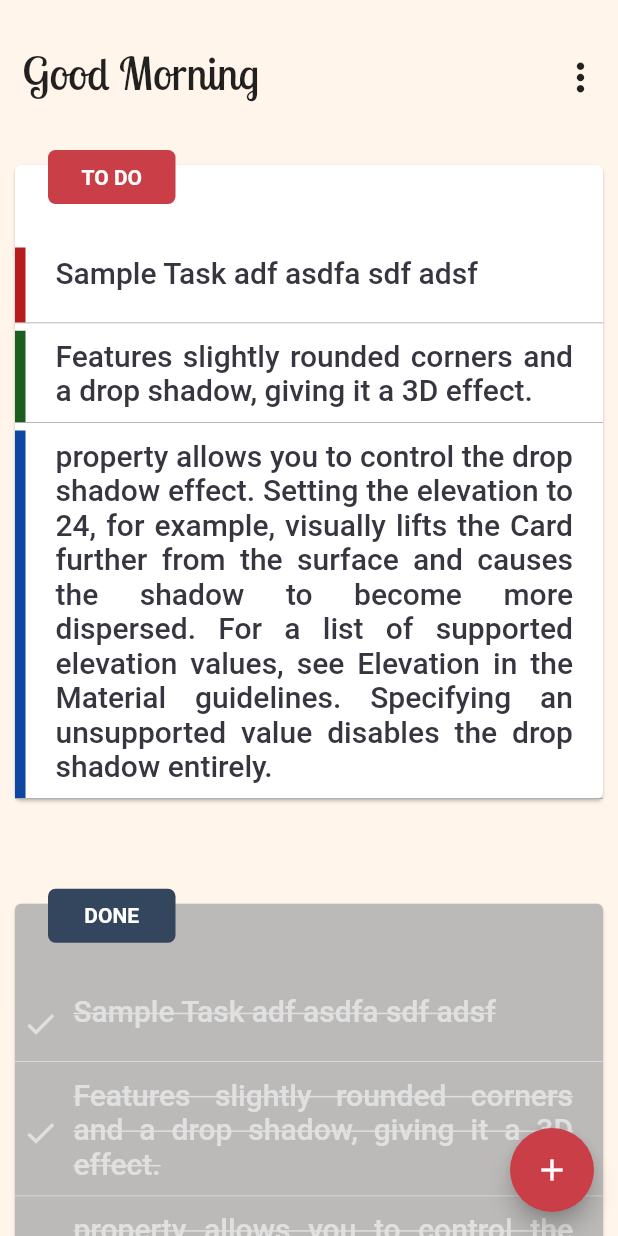
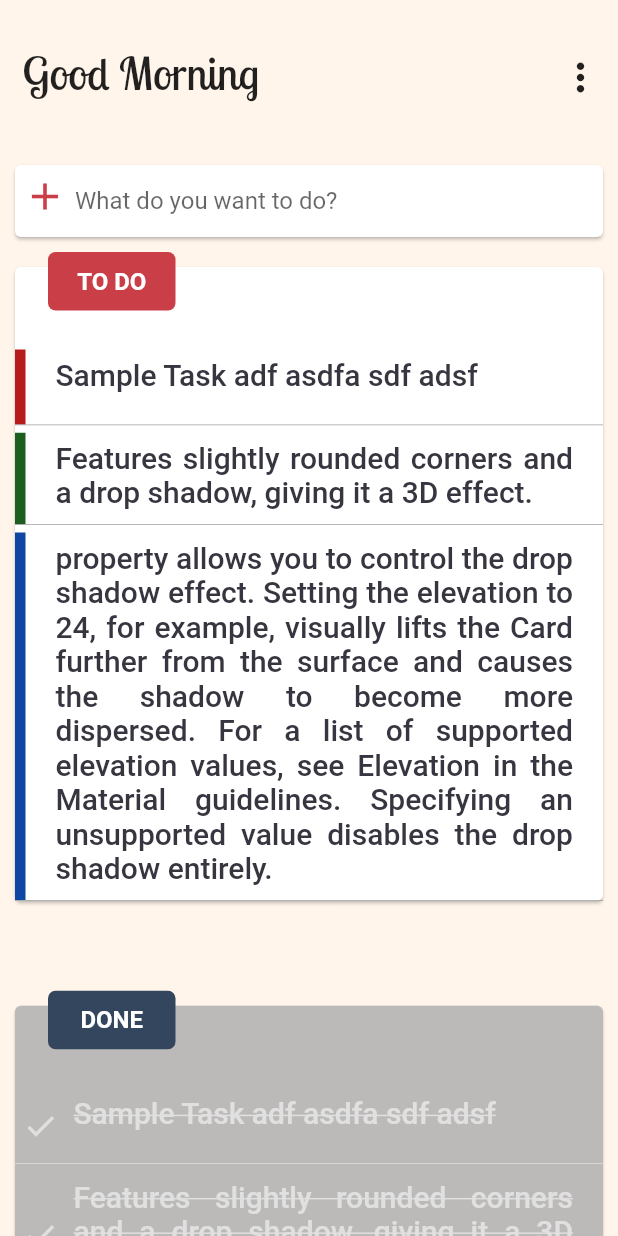
Before and after one commit to mahmudahsan/flutter_todos, a Flutter app: the screen it shows after launch, on a phone screen of 412 x 824 dp. Run offline on Flutter 3.47's test engine with Material 2 defaults, Android fonts, the phone set to English and light mode, and no system bars.

Commit message:
task input layout created and other widgets ui optimized

```diff
--- a/lib/main.dart
+++ b/lib/main.dart
@@ -6,6 +6,7 @@
 import 'package:flutter/material.dart';
 import 'package:flutter_todos/constants.dart';
 import 'package:flutter_todos/widgets/header.dart';
+import 'package:flutter_todos/widgets/task_input.dart';
 import 'package:flutter_todos/widgets/todo.dart';
 import 'package:flutter_todos/widgets/done.dart';
 
@@ -16,6 +17,7 @@ class TodosApp extends StatelessWidget {
   Widget build(BuildContext context) {
     return MaterialApp(
       debugShowCheckedModeBanner: false,
+      theme: ThemeData.light().copyWith(),
       title: kAppTitle,
       home: HomeScreen(),
     );
@@ -40,7 +42,9 @@ class _HomeScreenState extends State<HomeScreen> {
             SliverAppBar(
               backgroundColor: Color(0x00),
               floating: true,
-              flexibleSpace: Container(
+              flexibleSpace: Stack(
+                children: <Widget>[
+                  Container(
                     child: Row(
                       mainAxisAlignment: MainAxisAlignment.spaceBetween,
                       children: <Widget>[
@@ -61,7 +65,10 @@ class _HomeScreenState extends State<HomeScreen> {
                           ),
                         ),
                       ],
-              )),
+                    ),
+                  ),
+                ],
+              ),
               expandedHeight: 100,
             ),
             SliverList(
@@ -69,8 +76,10 @@ class _HomeScreenState extends State<HomeScreen> {
                 (context, index) {
                   switch (index) {
                     case 0:
+                      return TaskInput();
+                    case 1:
                       return Todo();
-                    case 1:
+                    case 2:
                       return SizedBox(
                         height: 50,
                       );
@@ -78,23 +87,23 @@ class _HomeScreenState extends State<HomeScreen> {
                       return Done();
                   }
                 },
-                childCount: 3,
+                childCount: 4,
               ),
             ),
           ],
         ),
       ),
-      floatingActionButton: FloatingActionButton(
-        onPressed: () {
-          setState(() {});
-          print('Add Task');
-        },
-        child: Icon(
-          Icons.add,
-          color: Colors.white,
-        ),
-        backgroundColor: Color(0xffffca3e47),
-      ),
+//      floatingActionButton: FloatingActionButton(
+//        onPressed: () {
+//          setState(() {});
+//          print('Add Task');
+//        },
+//        child: Icon(
+//          Icons.add,
+//          color: Colors.white,
+//        ),
+//        backgroundColor: Color(0xffffca3e47),
+//      ),
     );
   }
 }
--- a/lib/widgets/done.dart
+++ b/lib/widgets/done.dart
@@ -49,7 +49,10 @@ class _DoneState extends State<Done> {
           ),
         ),
         SharedWidget.getCardHeader(
-            text: 'DONE', backgroundColorCode: 0xff34465d),
+            context: context,
+            text: 'DONE',
+            backgroundColorCode: 0xff34465d,
+            customFontSize: 16),
       ],
     );
   }
--- a/lib/widgets/shared.dart
+++ b/lib/widgets/shared.dart
@@ -7,9 +7,13 @@ import 'dart:math';
 
 class SharedWidget {
   static Widget getCardHeader(
-      {@required String text,
+      {@required BuildContext context,
+      @required String text,
       Color textColor = Colors.white,
-      int backgroundColorCode = 0xffca3e47}) {
+      int backgroundColorCode = 0xffca3e47,
+      double customFontSize}) {
+    customFontSize ??= Theme.of(context).textTheme.title.fontSize;
+
     return Container(
       width: 85,
       alignment: AlignmentDirectional.center,
@@ -24,6 +28,7 @@ class SharedWidget {
         style: TextStyle(
           fontWeight: FontWeight.bold,
           color: textColor,
+          fontSize: customFontSize,
         ),
       ),
     );
--- /dev/null
+++ b/lib/widgets/task_input.dart
@@ -0,0 +1,46 @@
+/**
+ * Created by Mahmud Ahsan
+ * https://github.com/mahmudahsan
+ */
+import 'package:flutter/material.dart';
+import 'package:flutter_todos/widgets/shared.dart';
+
+class TaskInput extends StatefulWidget {
+  @override
+  _TaskInputState createState() => _TaskInputState();
+}
+
+class _TaskInputState extends State<TaskInput> {
+  @override
+  Widget build(BuildContext context) {
+    return Container(
+      child: Card(
+        margin: EdgeInsets.symmetric(vertical: 10, horizontal: 10),
+        color: Colors.white,
+        child: Row(
+          crossAxisAlignment: CrossAxisAlignment.start,
+          children: <Widget>[
+            Container(
+              margin: EdgeInsets.only(top: 6),
+              width: 40,
+              child: Icon(
+                Icons.add,
+                color: Color(0xffca3e47),
+                size: 30,
+              ),
+            ),
+            Expanded(
+              child: TextField(
+                minLines: 1,
+                maxLines: 3,
+                decoration: InputDecoration(
+                    hintText: 'What do you want to do?',
+                    border: InputBorder.none),
+              ),
+            ),
+          ],
+        ),
+      ),
+    );
+  }
+}
--- a/lib/widgets/todo.dart
+++ b/lib/widgets/todo.dart
@@ -47,7 +47,8 @@ class _TodoState extends State<Todo> {
             ],
           ),
         ),
-        SharedWidget.getCardHeader(text: 'TO DO'),
+        SharedWidget.getCardHeader(
+            context: context, text: 'TO DO', customFontSize: 16),
       ],
     );
   }
```
Lines whose indentation alone changed are shown as unchanged.
